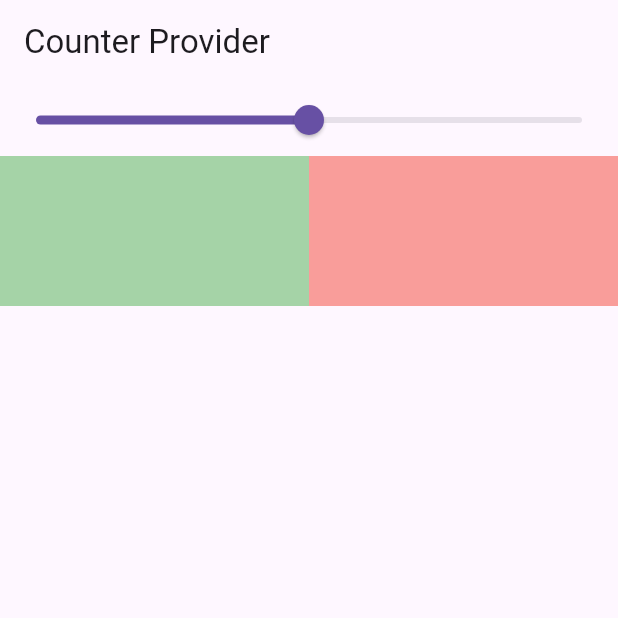
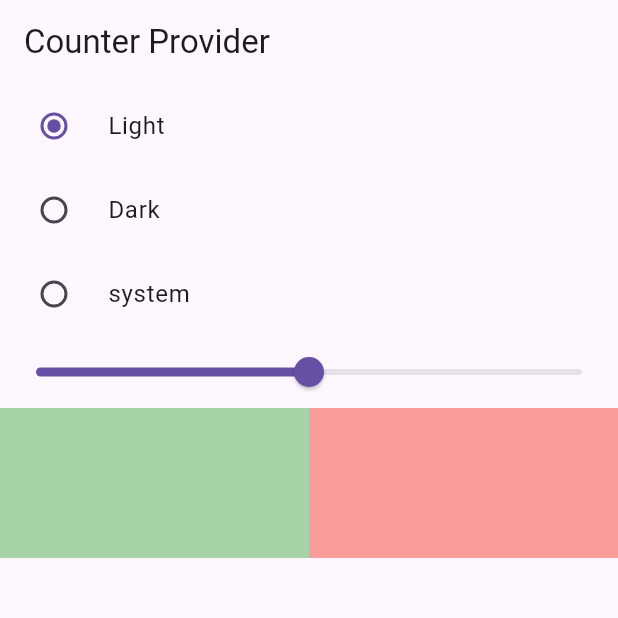
Before and after one commit to AbuRasel9/Provider-State-Management, a Flutter app: the screen it shows after launch, on a phone screen of 412 x 824 dp, the top half of it. Run offline on Flutter 3.47's test engine with Material 3 defaults, Android fonts, the phone set to English and light mode, and no system bars.

Commit message:
dark theme complete

```diff
--- a/lib/home_screen.dart
+++ b/lib/home_screen.dart
@@ -1,6 +1,7 @@
 import 'package:flutter/material.dart';
 import 'package:provider/provider.dart';
 import 'package:provider_counter_app/provider/container_color_change_provider.dart';
+import 'package:provider_counter_app/provider/theme_changer_provider.dart';
 
 class HomeScreen extends StatefulWidget {
   const HomeScreen({super.key});
@@ -12,6 +13,8 @@ class HomeScreen extends StatefulWidget {
 class _HomeScreenState extends State<HomeScreen> {
   @override
   Widget build(BuildContext context) {
+    final themeProvider=Provider.of<ThemeChangeProvider>(context,listen: false);
+    //themechange provider
     print("all widget build");
     return Scaffold(
       appBar: AppBar(
@@ -20,7 +23,33 @@ class _HomeScreenState extends State<HomeScreen> {
       body: Center(
         child: Column(
           children: [
+            //theme change button
+            RadioListTile<ThemeMode>(
+              title: Text("Light"),
+                value:ThemeMode.light ,
+                groupValue: themeProvider.themeMode,
+                onChanged: (value){
+                  print("value:$value");
+                  themeProvider.setTheme(ThemeMode.light);
 
+                },),
+            RadioListTile<ThemeMode>(
+              title: Text("Dark"),
+                value:ThemeMode.dark ,
+                groupValue: themeProvider.themeMode,
+                onChanged: (value){
+                  themeProvider.setTheme(ThemeMode.dark);
+
+                },),
+            RadioListTile<ThemeMode>(
+              title: Text("system"),
+                value:ThemeMode.system ,
+                groupValue: themeProvider.themeMode,
+                onChanged: (value){
+                  themeProvider.setTheme(ThemeMode.system);
+
+                },),
+            //container opacity change part
             Consumer<ContainerColorChangeProvider>(
               builder: (BuildContext context, opacityProvider, Widget? child) {
                 return Slider(
--- a/lib/main.dart
+++ b/lib/main.dart
@@ -2,6 +2,7 @@ import 'package:flutter/material.dart';
 import 'package:provider/provider.dart';
 import 'package:provider_counter_app/home_screen.dart';
 import 'package:provider_counter_app/provider/container_color_change_provider.dart';
+import 'package:provider_counter_app/provider/theme_changer_provider.dart';
 
 void main(){
   runApp(MyApp());
@@ -14,10 +15,23 @@ class MyApp extends StatelessWidget {
   Widget build(BuildContext context) {
     return MultiProvider(
       providers: [
+        //container opacity change provider
         ChangeNotifierProvider(create: (_)=>ContainerColorChangeProvider(),),
+        //dark theme provider
+        ChangeNotifierProvider(create: (_)=>ThemeChangeProvider())
       ],
-      child: const MaterialApp(
-        home: HomeScreen(),
+      child: Builder(
+        builder: (context) {
+          final themeChange=Provider.of<ThemeChangeProvider>(context);
+          print("theme change ${themeChange.themeMode}");
+          return  MaterialApp(
+            themeMode: themeChange.themeMode,
+            darkTheme: ThemeData(
+              brightness: Brightness.dark
+            ),
+            home: HomeScreen(),
+          );
+        }
       ),
     );
   }
--- /dev/null
+++ b/lib/provider/theme_changer_provider.dart
@@ -0,0 +1,14 @@
+import 'package:flutter/cupertino.dart';
+import 'package:flutter/material.dart';
+
+class ThemeChangeProvider with ChangeNotifier{
+  ThemeMode _themeMode=ThemeMode.light;
+  ThemeMode get themeMode=>_themeMode;
+
+  setTheme(theme){
+
+    _themeMode=theme;
+    print("theme $themeMode");
+    notifyListeners();
+  }
+}
```
